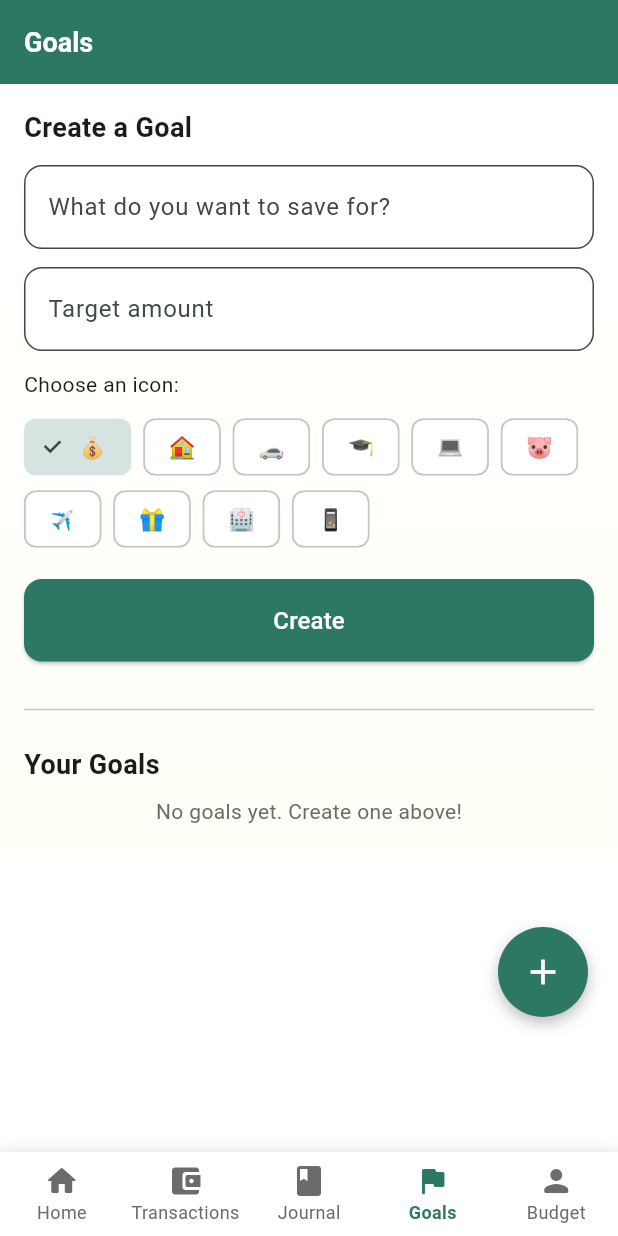
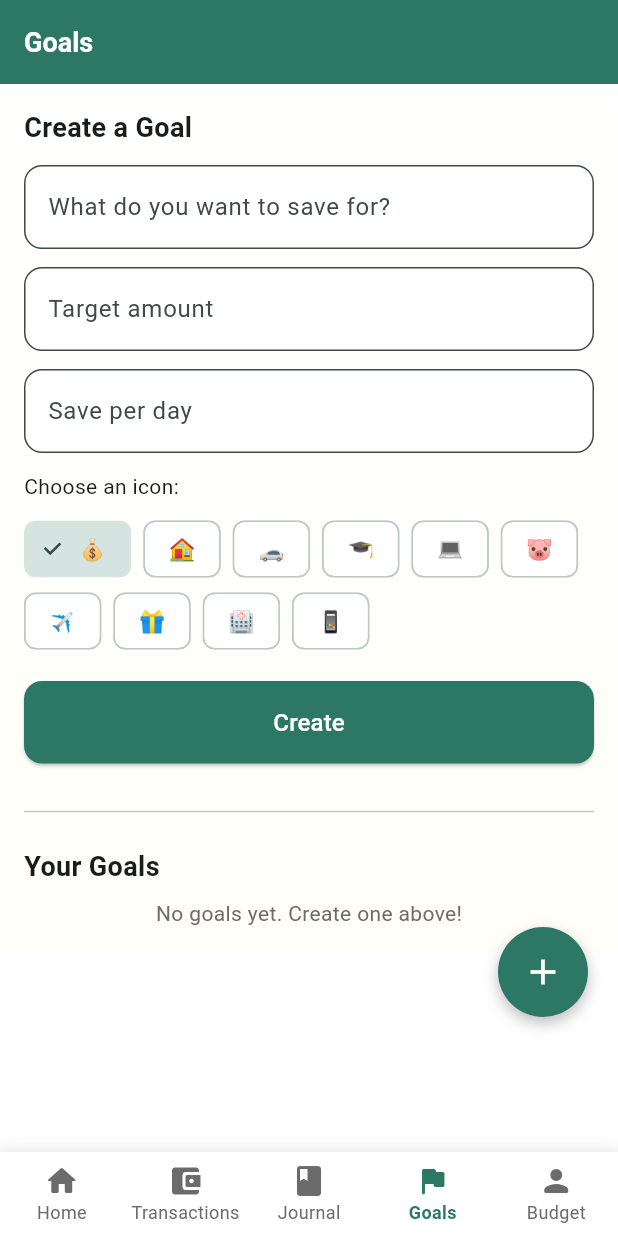
Before and after one commit to billee/lifebudget, a Flutter app: the GoalsScreen screen opened by its route, after a tap on "Create", on a phone screen of 412 x 824 dp. Run offline on Flutter 3.47's test engine with Material 3 defaults, Android fonts, the phone set to English and light mode, and no system bars; our stand-ins replace flutter_riverpod, font_awesome_flutter, go_router, shared_preferences, sqflite; accounts and stored records are empty.

Commit message:
create goals

```diff
--- a/lib/data/database/database_constants.dart
+++ b/lib/data/database/database_constants.dart
@@ -7,6 +7,7 @@ class DatabaseConstants {
   static const String archivedTransactionsTable = 'archived_transactions';
   static const String journalTable = 'journal_entries';
   static const String goalsTable = 'goals';
+  static const String colDailyAmount = 'daily_amount';
 
   // Common columns
   static const String colId = 'id';
--- a/lib/data/models/goal_model.dart
+++ b/lib/data/models/goal_model.dart
@@ -3,6 +3,7 @@ class Goal {
   final String title;
   final double targetAmount;
   final double currentAmount;
+  final double dailyAmount; // NEW
   final String emoji;
   final bool isCompleted;
   final DateTime createdDate;
@@ -12,6 +13,7 @@ class Goal {
     required this.title,
     required this.targetAmount,
     required this.currentAmount,
+    required this.dailyAmount,
     required this.emoji,
     required this.isCompleted,
     required this.createdDate,
@@ -25,6 +27,7 @@ class Goal {
     String? title,
     double? targetAmount,
     double? currentAmount,
+    double? dailyAmount,
     String? emoji,
     bool? isCompleted,
     DateTime? createdDate,
@@ -34,6 +37,7 @@ class Goal {
       title: title ?? this.title,
       targetAmount: targetAmount ?? this.targetAmount,
       currentAmount: currentAmount ?? this.currentAmount,
+      dailyAmount: dailyAmount ?? this.dailyAmount,
       emoji: emoji ?? this.emoji,
       isCompleted: isCompleted ?? this.isCompleted,
       createdDate: createdDate ?? this.createdDate,
@@ -45,6 +49,7 @@ class Goal {
       'title': title,
       'target_amount': targetAmount,
       'current_amount': currentAmount,
+      'daily_amount': dailyAmount,
       'emoji': emoji,
       'is_completed': isCompleted ? 1 : 0,
       'created_date': createdDate.toIso8601String(),
@@ -57,6 +62,7 @@ class Goal {
       title: map['title'] as String,
       targetAmount: (map['target_amount'] as num).toDouble(),
       currentAmount: (map['current_amount'] as num).toDouble(),
+      dailyAmount: (map['daily_amount'] as num?)?.toDouble() ?? 0.0,
       emoji: map['emoji'] as String,
       isCompleted: (map['is_completed'] as int) == 1,
       createdDate: DateTime.parse(map['created_date'] as String),
--- a/lib/presentation/screens/goals/goals_screen.dart
+++ b/lib/presentation/screens/goals/goals_screen.dart
@@ -3,11 +3,13 @@ import 'package:flutter_riverpod/flutter_riverpod.dart';
 import '../../../core/constants/app_colors.dart';
 import '../../../core/utils/number_formatter.dart';
 import '../../../data/models/goal_model.dart';
+import '../../../data/models/expected_expense_model.dart';
+import '../../../data/models/transaction_model.dart';
 import '../../providers/goal_provider.dart';
+import '../../providers/expected_expenses_provider.dart';
+import '../../providers/transaction_provider.dart';
 import '../../widgets/common/lifebudget_scaffold.dart';
 import 'goal_celebrate_screen.dart';
-import '../../providers/transaction_provider.dart';
-import '../../../data/models/transaction_model.dart';
 
 class GoalsScreen extends ConsumerStatefulWidget {
   const GoalsScreen({super.key});
@@ -19,6 +21,7 @@ class GoalsScreen extends ConsumerStatefulWidget {
 class _GoalsScreenState extends ConsumerState<GoalsScreen> {
   final _titleController = TextEditingController();
   final _targetController = TextEditingController();
+  final _dailyController = TextEditingController();
   String _selectedEmoji = '💰';
   int? _editingId;
 
@@ -39,55 +42,57 @@ class _GoalsScreenState extends ConsumerState<GoalsScreen> {
   void dispose() {
     _titleController.dispose();
     _targetController.dispose();
+    _dailyController.dispose();
     super.dispose();
   }
 
   void _clearForm() {
     _titleController.clear();
     _targetController.clear();
+    _dailyController.clear();
     setState(() {
       _selectedEmoji = '💰';
       _editingId = null;
     });
   }
 
-  Future<void> _save() async {
-    final title = _titleController.text.trim();
-    final targetText = _targetController.text.trim();
-    if (title.isEmpty || targetText.isEmpty) return;
-    final target = double.tryParse(targetText);
-    if (target == null || target <= 0) {
-      ScaffoldMessenger.of(context).showSnackBar(
-        const SnackBar(content: Text('Enter a valid amount')),
-      );
-      return;
-    }
+  double _computeDailyAllowance() {
+    final transactions = ref.read(allTransactionsProvider).valueOrNull ?? [];
+    final expectedExpenses =
+        ref.read(expectedExpensesProvider).valueOrNull ?? [];
 
-    final repo = ref.read(goalRepositoryProvider);
-    if (_editingId == null) {
-      final goal = Goal(
-        title: title,
-        targetAmount: target,
-        currentAmount: 0,
-        emoji: _selectedEmoji,
-        isCompleted: false,
-        createdDate: DateTime.now(),
-      );
-      await repo.insert(goal);
-    } else {
-      final existingGoal = await _getGoal(_editingId!);
-      if (existingGoal != null) {
-        final updated = existingGoal.copyWith(
-          title: title,
-          targetAmount: target,
-          emoji: _selectedEmoji,
-        );
-        await repo.update(updated);
+    double income = 0;
+    double spent = 0;
+    for (final t in transactions) {
+      if (t.type == 'income') {
+        income += t.amount;
+      } else {
+        spent += t.amount;
       }
     }
 
-    ref.invalidate(goalsProvider);
-    _clearForm();
+    final now = DateTime.now();
+    final daysInMonth = DateTime(now.year, now.month + 1, 0).day;
+    double allocated = 0;
+    for (final exp in expectedExpenses) {
+      switch (exp.frequency) {
+        case 'daily':
+          allocated += exp.amount * daysInMonth;
+          break;
+        case 'weekly':
+          allocated += exp.amount * (daysInMonth / 7);
+          break;
+        case 'monthly':
+          allocated += exp.amount;
+          break;
+      }
+    }
+
+    double free = income - allocated;
+    if (free < 0) free = 0;
+    final daysLeft =
+        DateTime(now.year, now.month + 1, 0).difference(now).inDays + 1;
+    return daysLeft > 0 ? free / daysLeft : free;
   }
 
   Future<Goal?> _getGoal(int id) async {
@@ -97,16 +102,128 @@ class _GoalsScreenState extends ConsumerState<GoalsScreen> {
         .firstWhere((g) => g!.id == id, orElse: () => null);
   }
 
+  Future<void> _save() async {
+    final title = _titleController.text.trim();
+    final targetText = _targetController.text.trim();
+    final dailyText = _dailyController.text.trim();
+
+    if (title.isEmpty || targetText.isEmpty || dailyText.isEmpty) return;
+    final target = double.tryParse(targetText);
+    final dailyAmount = double.tryParse(dailyText);
+    if (target == null ||
+        dailyAmount == null ||
+        target <= 0 ||
+        dailyAmount <= 0) {
+      ScaffoldMessenger.of(context).showSnackBar(
+        const SnackBar(content: Text('Enter valid amounts')),
+      );
+      return;
+    }
+
+    final allowance = _computeDailyAllowance();
+    if (dailyAmount > allowance) {
+      ScaffoldMessenger.of(context).showSnackBar(
+        SnackBar(
+          content: Text(
+              'Daily save (${formatAmount(dailyAmount)}) cannot exceed your safe spend (${formatAmount(allowance)})'),
+          backgroundColor: AppColors.warning,
+        ),
+      );
+      return;
+    }
+
+    final goalRepo = ref.read(goalRepositoryProvider);
+    final expectedRepo = ref.read(expectedExpenseRepositoryProvider);
+    final transactionRepo = ref.read(transactionRepositoryProvider);
+    final month =
+        '${DateTime.now().year}-${DateTime.now().month.toString().padLeft(2, '0')}';
+
+    if (_editingId == null) {
+      final goal = Goal(
+        title: title,
+        targetAmount: target,
+        currentAmount: dailyAmount,
+        dailyAmount: dailyAmount,
+        emoji: _selectedEmoji,
+        isCompleted: dailyAmount >= target,
+        createdDate: DateTime.now(),
+      );
+      await goalRepo.insert(goal);
+
+      final expectedExpense = ExpectedExpense(
+        title: title,
+        frequency: 'daily',
+        amount: dailyAmount,
+        month: month,
+      );
+      await expectedRepo.insert(expectedExpense);
+
+      final transaction = TransactionModel(
+        type: 'savings',
+        jar: 'goal_${title.toLowerCase()}',
+        amount: dailyAmount,
+        date: DateTime.now(),
+        note: 'Daily savings toward $title',
+      );
+      await transactionRepo.insertTransaction(transaction);
+
+      if (goal.isCompleted && mounted) {
+        showDialog(
+          context: context,
+          builder: (ctx) => GoalCelebrateScreen(
+            goalTitle: title,
+            emoji: _selectedEmoji,
+          ),
+        );
+      }
+    } else {
+      final existingGoal = await _getGoal(_editingId!);
+      if (existingGoal != null) {
+        final updated = existingGoal.copyWith(
+          title: title,
+          targetAmount: target,
+          dailyAmount: dailyAmount,
+          emoji: _selectedEmoji,
+        );
+        await goalRepo.update(updated);
+
+        // Replace expected expense
+        await expectedRepo.deleteByTitle(updated.title);
+        await expectedRepo.insert(ExpectedExpense(
+          title: updated.title,
+          frequency: 'daily',
+          amount: dailyAmount,
+          month: month,
+        ));
+      }
+    }
+
+    ref.invalidate(goalsProvider);
+    ref.invalidate(expectedExpensesProvider);
+    ref.invalidate(allTransactionsProvider);
+    ref.invalidate(jarSummariesProvider);
+
+    _clearForm();
+    if (mounted) {
+      ScaffoldMessenger.of(context).showSnackBar(
+        const SnackBar(
+          content: Text('Goal created! Daily savings added to your budget.'),
+          backgroundColor: AppColors.primary,
+        ),
+      );
+    }
+  }
+
   Future<void> _addMoney(Goal goal) async {
     final controller = TextEditingController();
     final amount = await showDialog<double>(
       context: context,
       builder: (ctx) => AlertDialog(
-        title: const Text('Add to goal'),
+        title: const Text('Add extra savings'),
         content: TextField(
           controller: controller,
           keyboardType: TextInputType.number,
-          decoration: const InputDecoration(hintText: 'Amount to save'),
+          decoration: const InputDecoration(hintText: 'Amount'),
         ),
         actions: [
           TextButton(
@@ -132,18 +249,15 @@ class _GoalsScreenState extends ConsumerState<GoalsScreen> {
       final goalRepo = ref.read(goalRepositoryProvider);
       await goalRepo.update(updated);
 
-      // ---- Create a savings transaction ----
       final transactionRepo = ref.read(transactionRepositoryProvider);
-      final transaction = TransactionModel(
-        type: 'savings', // new type
+      await transactionRepo.insertTransaction(TransactionModel(
+        type: 'savings',
         jar: 'goal_${goal.title.toLowerCase()}',
         amount: amount,
         date: DateTime.now(),
-        note: 'Saved toward ${goal.title}',
-      );
-      await transactionRepo.insertTransaction(transaction);
+        note: 'Extra savings for ${goal.title}',
+      ));
 
-      // Invalidate providers so home screen refreshes
       ref.invalidate(goalsProvider);
       ref.invalidate(allTransactionsProvider);
       ref.invalidate(jarSummariesProvider);
@@ -165,6 +279,7 @@ class _GoalsScreenState extends ConsumerState<GoalsScreen> {
       _editingId = goal.id;
       _titleController.text = goal.title;
       _targetController.text = goal.targetAmount.toStringAsFixed(0);
+      _dailyController.text = goal.dailyAmount.toStringAsFixed(0);
       _selectedEmoji = goal.emoji;
     });
   }
@@ -190,7 +305,6 @@ class _GoalsScreenState extends ConsumerState<GoalsScreen> {
         child: Column(
           crossAxisAlignment: CrossAxisAlignment.start,
           children: [
-            // --- Form ---
             Text(
               _editingId == null ? 'Create a Goal' : 'Edit Goal',
               style: const TextStyle(fontSize: 18, fontWeight: FontWeight.bold),
@@ -198,10 +312,10 @@ class _GoalsScreenState extends ConsumerState<GoalsScreen> {
             const SizedBox(height: 12),
             TextField(
               controller: _titleController,
-              decoration: InputDecoration(
+              decoration: const InputDecoration(
                 labelText: 'What do you want to save for?',
-                border:
-                    OutlineInputBorder(borderRadius: BorderRadius.circular(12)),
+                border: OutlineInputBorder(
+                    borderRadius: BorderRadius.all(Radius.circular(12))),
                 filled: true,
                 fillColor: Colors.white,
               ),
@@ -210,16 +324,28 @@ class _GoalsScreenState extends ConsumerState<GoalsScreen> {
             TextField(
               controller: _targetController,
               keyboardType: TextInputType.number,
-              decoration: InputDecoration(
+              decoration: const InputDecoration(
                 labelText: 'Target amount',
-                border:
-                    OutlineInputBorder(borderRadius: BorderRadius.circular(12)),
+                border: OutlineInputBorder(
+                    borderRadius: BorderRadius.all(Radius.circular(12))),
                 filled: true,
                 fillColor: Colors.white,
               ),
             ),
             const SizedBox(height: 12),
-            // Emoji picker
+            TextField(
+              controller: _dailyController,
+              keyboardType: TextInputType.number,
+              decoration: const InputDecoration(
+                labelText: 'Save per day',
+                hintText: 'Less than your safe daily spend',
+                border: OutlineInputBorder(
+                    borderRadius: BorderRadius.all(Radius.circular(12))),
+                filled: true,
+                fillColor: Colors.white,
+              ),
+            ),
+            const SizedBox(height: 12),
             const Text('Choose an icon:'),
             const SizedBox(height: 8),
             Wrap(
@@ -262,8 +388,6 @@ class _GoalsScreenState extends ConsumerState<GoalsScreen> {
             const SizedBox(height: 24),
             const Divider(),
             const SizedBox(height: 16),
-
-            // --- Goal List ---
             const Text('Your Goals',
                 style: TextStyle(fontSize: 18, fontWeight: FontWeight.bold)),
             const SizedBox(height: 8),
@@ -299,10 +423,22 @@ class _GoalsScreenState extends ConsumerState<GoalsScreen> {
                                     style: const TextStyle(fontSize: 32)),
                                 const SizedBox(width: 12),
                                 Expanded(
-                                  child: Text(goal.title,
-                                      style: const TextStyle(
-                                          fontSize: 18,
-                                          fontWeight: FontWeight.bold)),
+                                  child: Column(
+                                    crossAxisAlignment:
+                                        CrossAxisAlignment.start,
+                                    children: [
+                                      Text(goal.title,
+                                          style: const TextStyle(
+                                              fontSize: 18,
+                                              fontWeight: FontWeight.bold)),
+                                      Text(
+                                        'Save ${formatAmount(goal.dailyAmount)}/day',
+                                        style: const TextStyle(
+                                            fontSize: 13,
+                                            color: AppColors.textSecondary),
+                                      ),
+                                    ],
+                                  ),
                                 ),
                                 IconButton(
                                   icon: const Icon(Icons.edit,
@@ -317,17 +453,14 @@ class _GoalsScreenState extends ConsumerState<GoalsScreen> {
                               ],
                             ),
                             const SizedBox(height: 12),
-                            // Progress bar
                             ClipRRect(
                               borderRadius: BorderRadius.circular(8),
                               child: LinearProgressIndicator(
                                 value: progress.clamp(0.0, 1.0),
                                 minHeight: 12,
                                 backgroundColor: Colors.grey[200],
-                                valueColor: AlwaysStoppedAnimation<Color>(
-                                    goal.isCompleted
-                                        ? AppColors.onTrack
-                                        : AppColors.primary),
+                                valueColor: const AlwaysStoppedAnimation<Color>(
+                                    AppColors.primary),
                               ),
                             ),
                             const SizedBox(height: 8),
@@ -342,7 +475,7 @@ class _GoalsScreenState extends ConsumerState<GoalsScreen> {
                                   ElevatedButton.icon(
                                     onPressed: () => _addMoney(goal),
                                     icon: const Icon(Icons.add, size: 18),
-                                    label: const Text('Add'),
+                                    label: const Text('Add Extra'),
                                     style: ElevatedButton.styleFrom(
                                       backgroundColor: AppColors.primary,
                                       foregroundColor: Colors.white,
```
Also changed, not shown: lib/data/database/database_helper.dart (+27 -30 lines), lib/data/repositories/expected_expense_repository.dart (+9 -0 lines), lib/presentation/screens/home/goals_preview.dart (+9 -3 lines).
